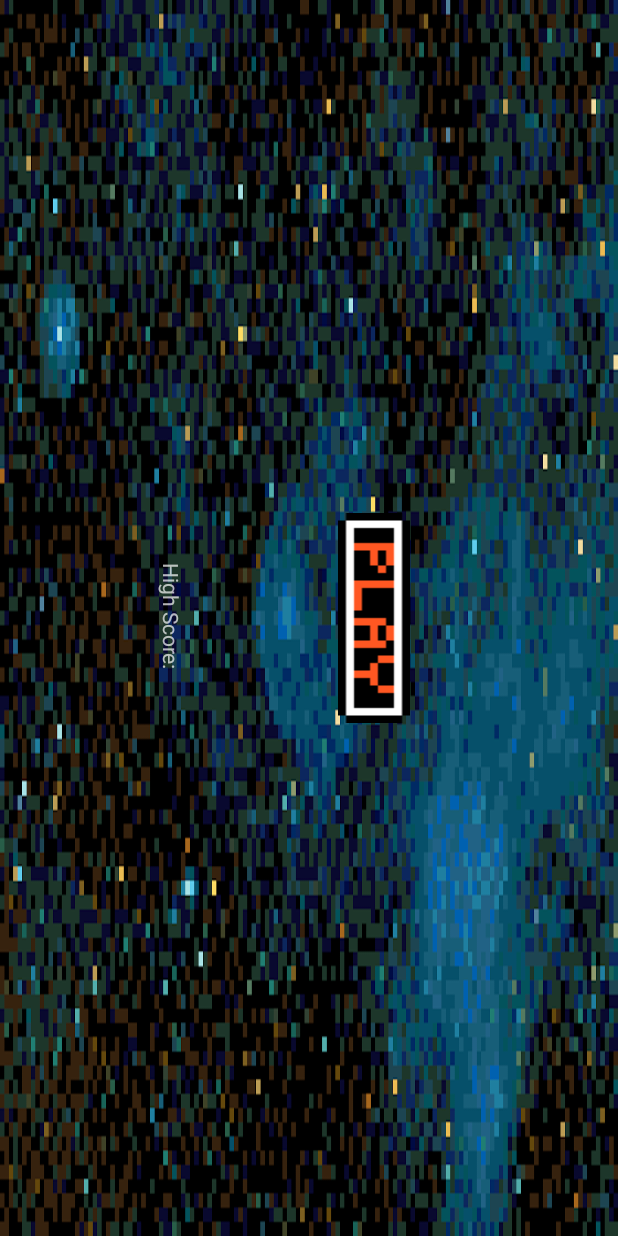
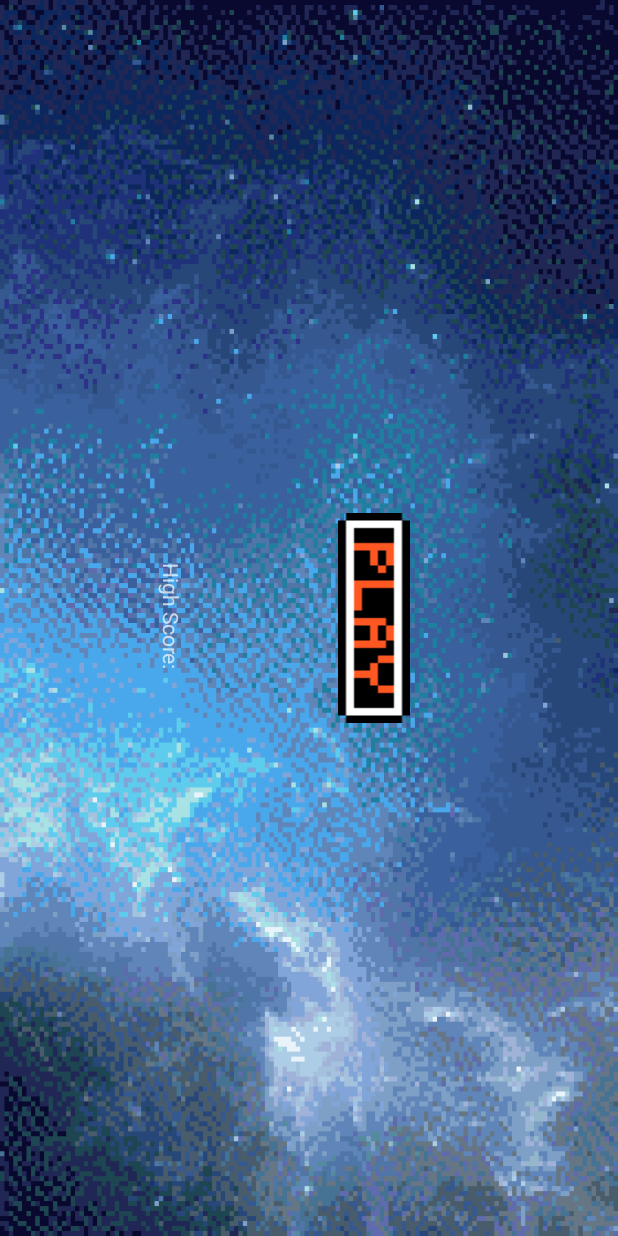
Before and after one commit to matthewlezak/MP5, an Android app: the screen it shows after launch (Main2Activity), on a phone screen of 412 x 824 dp. Run offline under Robolectric (Android 15) with nearby library versions, the phone set to English and light mode, and no system bars.

Commit message:
new background

```diff
--- a/app/src/main/java/com/example/mp5/GameView.java
+++ b/app/src/main/java/com/example/mp5/GameView.java
@@ -24,7 +24,7 @@ public class GameView extends SurfaceView implements SurfaceHolder.Callback {
 
     private Paint backgroundTint = new Paint();
 
-    //moving obstacle initiamhkjlization. (Eventually njnfdsafdsjkjknkhjklhlhlhgkhgkhhgjhghkgjkgjkkjjkmofdsaffdre than one will need to be drawn t;l;lk;;lk;lokpklkijk,juhjhjo the screen)uyhkjhkjh
+    //moving obstacle . (Eventually  the screen)
 
     private rectObstacle rectOb = new rectObstacle();
 
@@ -38,7 +38,7 @@ public class GameView extends SurfaceView implements SurfaceHolder.Callback {
 
     private static boolean isDead = false;
 
-    public Bitmap b = BitmapFactory.decodeResource(getResources(), R.drawable.rainbowbackground);
+    public Bitmap b = BitmapFactory.decodeResource(getResources(), R.drawable.space2realpixelated);
 
     private Context context = getContext();
 
@@ -189,7 +189,7 @@ public class GameView extends SurfaceView implements SurfaceHolder.Callback {
         myPaint.setColor(Color.WHITE);
         backgroundTint.setColor(Color.RED);
         if (canvas != null) {
-            canvas.drawBitmap(b, 100,100, backgroundTint);
+            canvas.drawBitmap(b, -1100,-1100, backgroundTint);
             CharacterSprite.getHitBox().draw(canvas);
             //draw the ground, the hitbox, and any moving obstacles to the canvas.
             canvas.drawLine(650, -1000, 650, 10000, myPaint);
--- a/app/src/main/res/layout/activity_main2.xml
+++ b/app/src/main/res/layout/activity_main2.xml
@@ -7,7 +7,7 @@
     tools:context="com.example.mp5.Main2Activity"
     android:theme="@style/Theme.AppCompat.NoActionBar"
 
-    android:background="@drawable/spacebigpixelated">
+    android:background="@drawable/space2realpixelated">
 
     <Button
         android:id="@+id/play"
```
Also changed, not shown: app/src/main/res/drawable/space2realpixelated.png (added).
